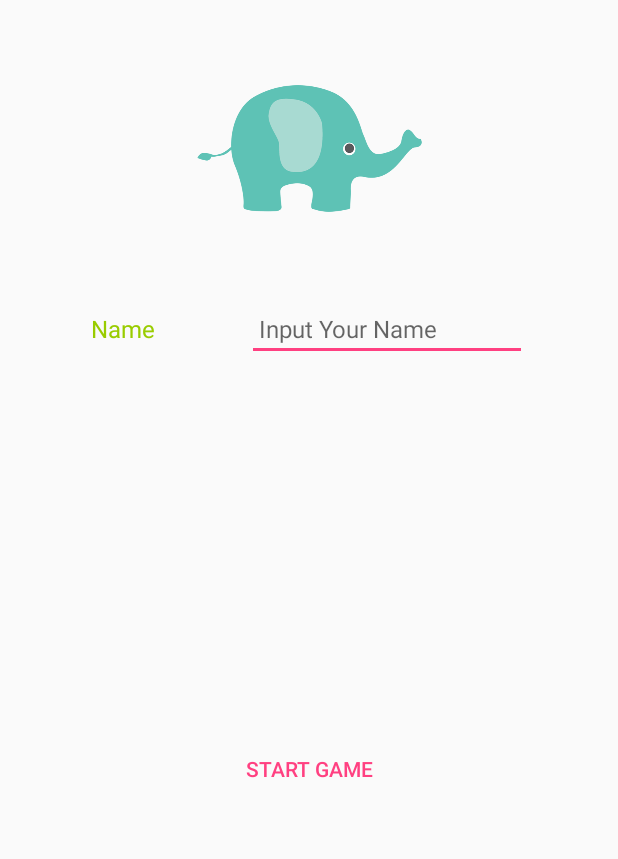
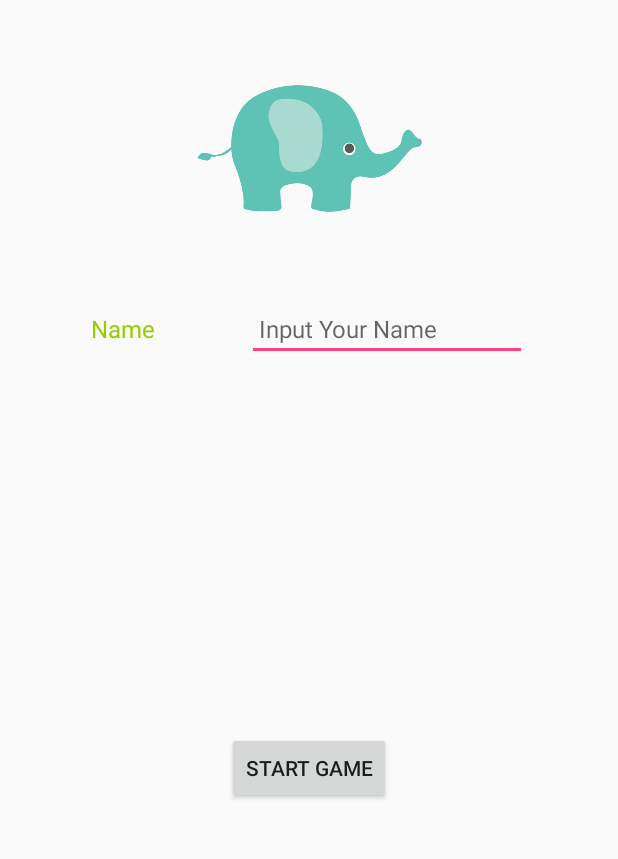
Before and after one commit to superjo5/AnimalForFun, an Android app: the screen it shows after launch (MainActivity), on a phone screen of 412 x 824 dp, the part 61-920 px from its top. Run offline under Robolectric (Android 15) with nearby library versions, the phone set to English and light mode, and no system bars.

Commit message:
Button Complete

```diff
--- a/app/src/main/java/sdu/wirattapong/animalforfun/MainActivity.java
+++ b/app/src/main/java/sdu/wirattapong/animalforfun/MainActivity.java
@@ -4,20 +4,39 @@ import android.content.Intent;
 import android.support.v7.app.AppCompatActivity;
 import android.os.Bundle;
 import android.view.View;
+import android.widget.Button;
+import android.widget.EditText;
 import android.widget.ImageView;
+import android.widget.Toast;
 
 public class MainActivity extends AppCompatActivity {
+
+    String nameString;
 
     @Override
     protected void onCreate(Bundle savedInstanceState) {
         super.onCreate(savedInstanceState);
         setContentView(R.layout.activity_main);
 
+        Button button = (Button) findViewById(R.id.btnStart);
+        final EditText editText = (EditText) findViewById(R.id.txtName);
+
+        button.setOnClickListener(new View.OnClickListener() {
+            @Override
+            public void onClick(View v) {
+
+                if (editText.length() == 0) {
+                    Toast.makeText(getApplicationContext(), "Please Enter Your Name !!", Toast.LENGTH_SHORT).show();
+                } else {
+                    nameString = editText.getText().toString().trim();
+
+                    Toast.makeText(getApplicationContext(), "Hello" + nameString, Toast.LENGTH_SHORT).show();
+                    Intent intent = new Intent(MainActivity.this, Game.class);
+                    startActivity(intent);
+                }
+            }
+
+        });
+
     }
-
-    public void onClickGame (View view){
-        Intent intent = new Intent(MainActivity.this, Game.class);
-        startActivity(intent);
-    }
-
 }
--- a/app/src/main/res/layout/activity_main.xml
+++ b/app/src/main/res/layout/activity_main.xml
@@ -34,15 +34,15 @@
         android:text="Name"
         android:textColor="@android:color/holo_green_light"
         android:textSize="@dimen/h2"
-        app:layout_constraintBottom_toBottomOf="@+id/editText"
+        app:layout_constraintBottom_toBottomOf="@+id/txtName"
         app:layout_constraintHorizontal_chainStyle="spread"
         app:layout_constraintLeft_toLeftOf="parent"
-        app:layout_constraintRight_toLeftOf="@+id/editText"
-        app:layout_constraintTop_toTopOf="@+id/editText"
+        app:layout_constraintRight_toLeftOf="@+id/txtName"
+        app:layout_constraintTop_toTopOf="@+id/txtName"
         app:layout_constraintVertical_bias="0.476" />
 
     <EditText
-        android:id="@+id/editText"
+        android:id="@+id/txtName"
         android:layout_width="wrap_content"
         android:layout_height="wrap_content"
         android:layout_marginTop="24dp"
@@ -55,17 +55,16 @@
         app:layout_constraintTop_toBottomOf="@+id/imgIcon" />
 
     <Button
-        android:id="@+id/button"
-        style="@style/Widget.AppCompat.Button.ButtonBar.AlertDialog"
+        android:id="@+id/btnStart"
+        style="@style/Widget.AppCompat.Button"
         android:layout_width="wrap_content"
         android:layout_height="wrap_content"
         android:layout_marginBottom="8dp"
         android:layout_marginTop="8dp"
-        android:onClick="onClickGame"
         android:text="Start Game"
         app:layout_constraintBottom_toBottomOf="parent"
         app:layout_constraintLeft_toLeftOf="parent"
         app:layout_constraintRight_toRightOf="parent"
-        app:layout_constraintTop_toBottomOf="@+id/editText" />
+        app:layout_constraintTop_toBottomOf="@+id/txtName" />
 
 </android.support.constraint.ConstraintLayout>
```
